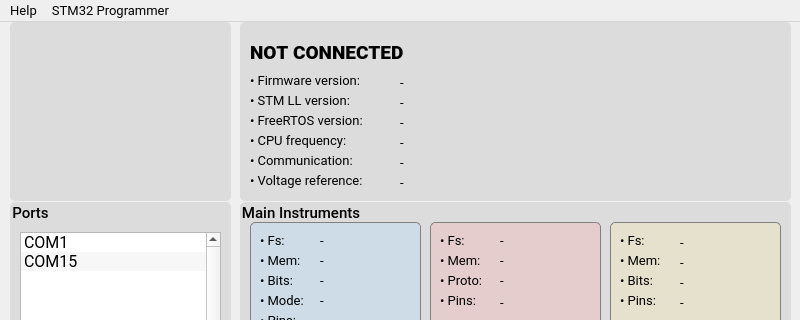
Old version of the form src/software-qt/EMBO/window__main.ui in the repository parezj/EMBO; both pictures show x 0 to 800 and y 0 to 320 of the 800 by 596 pixel window.
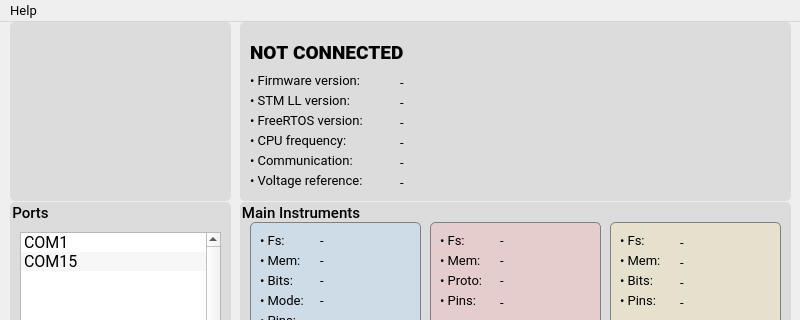
New version of the form. Icons and pictures are not drawn.

Diff of the .ui file:
```diff
--- a/src/software-qt/EMBO/window__main.ui
+++ b/src/software-qt/EMBO/window__main.ui
@@ -2576,20 +2576,7 @@
     <addaction name="actionAbout"/>
     <addaction name="actionCheck_Updates"/>
    </widget>
-   <widget class="QMenu" name="menuSTM32_Programmer">
-    <property name="font">
-     <font>
-      <family>Roboto</family>
-      <pointsize>10</pointsize>
-     </font>
-    </property>
-    <property name="title">
-     <string>STM32 Programmer</string>
-    </property>
-    <addaction name="actionOpenProgrammer"/>
-   </widget>
    <addaction name="menuAbout"/>
-   <addaction name="menuSTM32_Programmer"/>
   </widget>
   <widget class="QStatusBar" name="statusbar">
    <property name="font">
```
Left out of the diff: 12 changed lines with no effect on the pictures.
